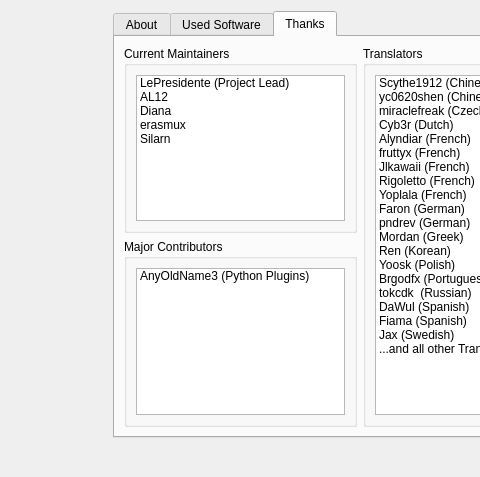
This is modorganizer/src/aboutdialog.ui in Holt59/mo2-merge as Qt 5 draws it before an edit; both pictures show x 154 to 634 and y 0 to 477 of the 1010 by 477 pixel window. The edited form follows.
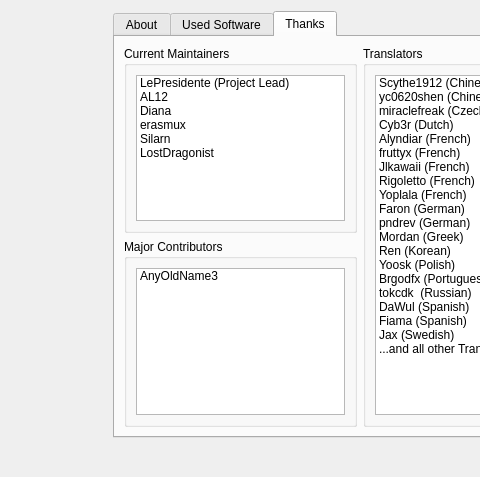
This is the edited form. The open tabs and pages were chosen to show the change. Icons and pictures are not drawn.

Commit message: [modorganizer] Updated "Thanks".

What changed in the file:
```diff
--- a/modorganizer/src/aboutdialog.ui
+++ b/modorganizer/src/aboutdialog.ui
@@ -190,6 +190,11 @@
                 <string notr="true">Silarn</string>
                </property>
               </item>
+			  <item>
+               <property name="text">
+                <string notr="true">LostDragonist</string>
+               </property>
+              </item>
              </widget>
             </item>
            </layout>
@@ -208,7 +213,7 @@
               </property>
               <item>
                <property name="text">
-                <string notr="true">AnyOldName3 (Python Plugins)</string>
+                <string notr="true">AnyOldName3</string>
                </property>
               </item>
              </widget>
```
